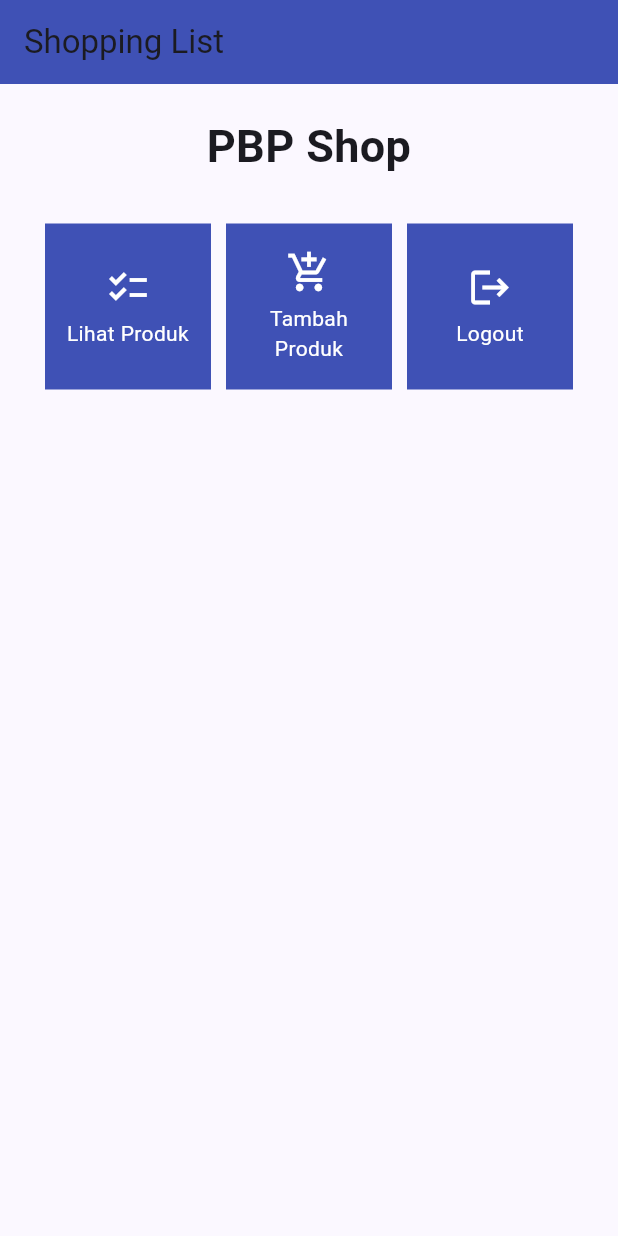
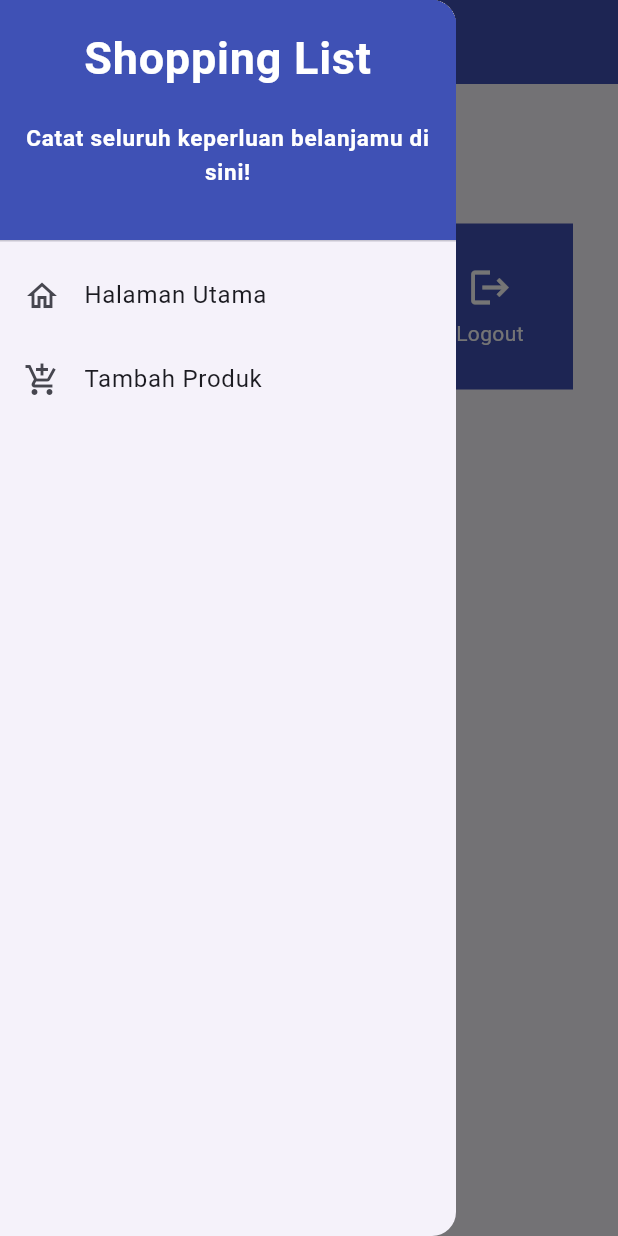
Before and after one commit to LokSki22/shopping-list-mobile, a Flutter app: the screen it shows after launch, with the side drawer open (before the commit the screen has no drawer), on a phone screen of 412 x 824 dp. Run offline on Flutter 3.47's test engine with Material 2 defaults, Android fonts, the phone set to English and light mode, and no system bars.

Commit message:
tutorial7

```diff
--- a/lib/main.dart
+++ b/lib/main.dart
@@ -1,5 +1,6 @@
 import 'package:flutter/material.dart';
-import 'package:shopping_list/menu.dart';
+import 'package:shopping_list/screens/menu.dart';
+
 void main() {
   runApp(const MyApp());
 }
@@ -29,14 +30,9 @@ class MyApp extends StatelessWidget {
         // This works for code too, not just values: Most code changes can be
         // tested with just a hot reload.
         colorScheme: ColorScheme.fromSeed(seedColor: Colors.indigo),
-        appBarTheme: AppBarTheme(
-          backgroundColor : Colors.indigo,
-        ),
         useMaterial3: true,
-
       ),
-
-      home: MyHomePage()
+      home:  MyHomePage(),
     );
   }
 }
--- a/lib/menu.dart
+++ /dev/null
@@ -1,110 +0,0 @@
-import 'package:flutter/material.dart';
-class MyHomePage extends StatelessWidget {
-    MyHomePage({Key? key}) : super(key: key);
-
-    @override
-    Widget build(BuildContext context) {
-        return Scaffold(
-      appBar: AppBar(
-        title: const Text(
-          'Shopping List',
-        ),
-      ),
-      body: SingleChildScrollView(
-        // Widget wrapper yang dapat discroll
-        child: Padding(
-          padding: const EdgeInsets.all(10.0), // Set padding dari halaman
-          child: Column(
-            // Widget untuk menampilkan children secara vertikal
-            children: <Widget>[
-              const Padding(
-                padding: EdgeInsets.only(top: 10.0, bottom: 10.0),
-                // Widget Text untuk menampilkan tulisan dengan alignment center dan style yang sesuai
-                child: Text(
-                  'PBP Shop', // Text yang menandakan toko
-                  textAlign: TextAlign.center,
-                  style: TextStyle(
-                    fontSize: 30,
-                    fontWeight: FontWeight.bold,
-                  ),
-                ),
-              ),
-              // Grid layout
-              GridView.count(
-                // Container pada card kita.
-                primary: true,
-                padding: const EdgeInsets.all(20),
-                crossAxisSpacing: 10,
-                mainAxisSpacing: 10,
-                crossAxisCount: 3,
-                shrinkWrap: true,
-                children: items.map((ShopItem item) {
-                  // Iterasi untuk setiap item
-                  return ShopCard(item);
-                }).toList(),
-              ),
-            ],
-          ),
-        ),
-      ),
-    );
-    }
-}
-
-class ShopItem {
-  final String name;
-  final IconData icon;
-
-  ShopItem(this.name, this.icon);
-}
-
-final List<ShopItem> items = [
-    ShopItem("Lihat Produk", Icons.checklist),
-    ShopItem("Tambah Produk", Icons.add_shopping_cart),
-    ShopItem("Logout", Icons.logout),
-];
-
-class ShopCard extends StatelessWidget {
-  final ShopItem item;
-
-  const ShopCard(this.item, {super.key}); // Constructor
-
-  @override
-  Widget build(BuildContext context) {
-    return Material(
-      color: Colors.indigo,
-      child: InkWell(
-        // Area responsive terhadap sentuhan
-        onTap: () {
-          // Memunculkan SnackBar ketika diklik
-          ScaffoldMessenger.of(context)
-            ..hideCurrentSnackBar()
-            ..showSnackBar(SnackBar(
-                content: Text("Kamu telah menekan tombol ${item.name}!")));
-        },
-        child: Container(
-          // Container untuk menyimpan Icon dan Text
-          padding: const EdgeInsets.all(8),
-          child: Center(
-            child: Column(
-              mainAxisAlignment: MainAxisAlignment.center,
-              children: [
-                Icon(
-                  item.icon,
-                  color: Colors.white,
-                  size: 30.0,
-                ),
-                const Padding(padding: EdgeInsets.all(3)),
-                Text(
-                  item.name,
-                  textAlign: TextAlign.center,
-                  style: const TextStyle(color: Colors.white),
-                ),
-              ],
-            ),
-          ),
-        ),
-      ),
-    );
-  }
-}
--- /dev/null
+++ b/lib/screens/menu.dart
@@ -0,0 +1,137 @@
+import 'package:flutter/material.dart';
+import 'package:shopping_list/widgets/left_drawer.dart';
+import 'package:shopping_list/widgets/shop_card.dart';
+import 'package:shopping_list/screens/shoplist_form.dart';
+
+class MyHomePage extends StatelessWidget {
+    MyHomePage({Key? key}) : super(key: key);
+    final List<ShopItem> items = [
+    ShopItem("Lihat Produk", Icons.checklist),
+    ShopItem("Tambah Produk", Icons.add_shopping_cart),
+    ShopItem("Logout", Icons.logout),
+];
+
+  // This widget is the home page of your application. It is stateful, meaning
+  // that it has a State object (defined below) that contains fields that affect
+  // how it looks.
+
+  // This class is the configuration for the state. It holds the values (in this
+  // case the title) provided by the parent (in this case the App widget) and
+  // used by the build method of the State. Fields in a Widget subclass are
+  // always marked "final".
+
+
+
+
+    @override
+    Widget build(BuildContext context) {
+        // This method is rerun every time setState is called, for instance as done
+        // by the _incrementCounter method above.
+        //
+        // The Flutter framework has been optimized to make rerunning build methods
+        // fast, so that you can just rebuild anything that needs updating rather
+        // than having to individually change instances of widgets.
+        return Scaffold(
+            appBar: AppBar(
+                title: const Text(
+                'Shopping List',
+                ),
+                backgroundColor: Colors.indigo,
+                foregroundColor: Colors.white,
+            ),
+            drawer: const LeftDrawer(),
+            body: SingleChildScrollView(
+                // Widget wrapper yang dapat discroll
+                child: Padding(
+                padding: const EdgeInsets.all(10.0), // Set padding dari halaman
+                child: Column(
+                    // Widget untuk menampilkan children secara vertikal
+                    children: <Widget>[
+                    const Padding(
+                        padding: EdgeInsets.only(top: 10.0, bottom: 10.0),
+                        // Widget Text untuk menampilkan tulisan dengan alignment center dan style yang sesuai
+                        child: Text(
+                        'PBP Shop', // Text yang menandakan toko
+                        textAlign: TextAlign.center,
+                        style: TextStyle(
+                            fontSize: 30,
+                            fontWeight: FontWeight.bold,
+                        ),
+                        ),
+                    ),
+                    // Grid layout
+                    GridView.count(
+                        // Container pada card kita.
+                        primary: true,
+                        padding: const EdgeInsets.all(20),
+                        crossAxisSpacing: 10,
+                        mainAxisSpacing: 10,
+                        crossAxisCount: 3,
+                        shrinkWrap: true,
+                        children: items.map((ShopItem item) {
+                        // Iterasi untuk setiap item
+                        return ShopCard(item);
+                        }).toList(),
+                    ),
+                    ],
+                ),
+                ),
+            ),
+        );
+    }
+}
+
+class ShopCard extends StatelessWidget {
+  final ShopItem item;
+
+  const ShopCard(this.item, {super.key}); // Constructor
+
+  @override
+  Widget build(BuildContext context) {
+    return Material(
+      color: Colors.indigo,
+      child: InkWell(
+        // Area responsive terhadap sentuhan
+        onTap: () {
+              // Memunculkan SnackBar ketika diklik
+              ScaffoldMessenger.of(context)
+                ..hideCurrentSnackBar()
+                ..showSnackBar(SnackBar(
+                    content: Text("Kamu telah menekan tombol ${item.name}!")));
+
+              // Navigate ke route yang sesuai (tergantung jenis tombol)
+              if (item.name == "Tambah Produk") {
+                // TODO: Gunakan Navigator.push untuk melakukan navigasi ke MaterialPageRoute yang mencakup ShopFormPage.
+                 if (item.name == "Tambah Produk") {
+                      Navigator.push(context,
+                          MaterialPageRoute(builder: (context) =>  const ShopFormPage())
+                          );
+                  }
+              }
+        },
+        child: Container(
+          // Container untuk menyimpan Icon dan Text
+          padding: const EdgeInsets.all(8),
+          child: Center(
+            child: Column(
+              mainAxisAlignment: MainAxisAlignment.center,
+              children: [
+                Icon(
+                  item.icon,
+                  color: Colors.white,
+                  size: 30.0,
+                ),
+                const Padding(padding: EdgeInsets.all(3)),
+                Text(
+                  item.name,
+                  textAlign: TextAlign.center,
+                  style: const TextStyle(color: Colors.white),
+                ),
+              ],
+            ),
+          ),
+        ),
+      ),
+    );
+  }
+}
--- /dev/null
+++ b/lib/widgets/left_drawer.dart
@@ -0,0 +1,69 @@
+import 'package:flutter/material.dart';
+import 'package:shopping_list/screens/menu.dart';
+import 'package:shopping_list/screens/shoplist_form.dart';
+
+class LeftDrawer extends StatelessWidget {
+  const LeftDrawer({super.key});
+
+  @override
+  Widget build(BuildContext context) {
+    return Drawer(
+      child: ListView(
+        children: [
+          const DrawerHeader(
+            decoration: BoxDecoration(
+              color: Colors.indigo,
+            ),
+            child: Column(
+              children: [
+                Text(
+                  'Shopping List',
+                  textAlign: TextAlign.center,
+                  style: TextStyle(
+                    fontSize: 30,
+                    fontWeight: FontWeight.bold,
+                    color: Colors.white,
+                  ),
+                ),
+                Padding(padding: EdgeInsets.all(10)),
+                Text("Catat seluruh keperluan belanjamu di sini!",
+                    // TODO: Tambahkan gaya teks dengan center alignment, font ukuran 15, warna putih, dan weight biasa
+                    textAlign: TextAlign.center,
+                    style: TextStyle(
+                      fontSize: 15,
+                      fontWeight: FontWeight.bold,
+                      color: Colors.white,
+                    )
+                  ),
+              ],
+            ),
+          ),
+          ListTile(
+            leading: const Icon(Icons.home_outlined),
+            title: const Text('Halaman Utama'),
+            // Bagian redirection ke MyHomePage
+            onTap: () {
+              Navigator.pushReplacement(
+                  context,
+                  MaterialPageRoute(
+                    builder: (context) => MyHomePage(),
+                  ));
+            },
+          ),
+          ListTile(
+            leading: const Icon(Icons.add_shopping_cart),
+            title: const Text('Tambah Produk'),
+            // Bagian redirection ke ShopFormPage
+            onTap: () {
+              Navigator.pushReplacement(
+                  context,
+                  MaterialPageRoute(
+                    builder: (context) => ShopFormPage(),
+                  ));
+            },
+          ),
+        ],
+      ),
+    );
+  }
+}
```
Also changed, not shown: lib/screens/shoplist_form.dart (added, +167 -0 lines), lib/widgets/shop_card.dart (added, +8 -0 lines).
